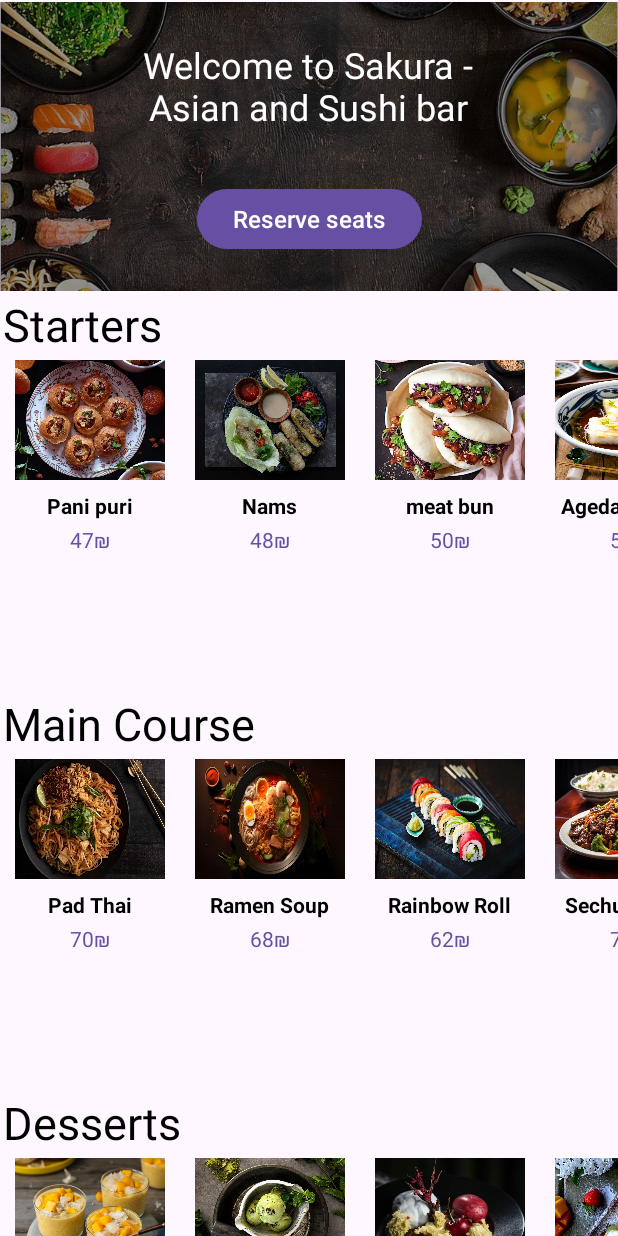
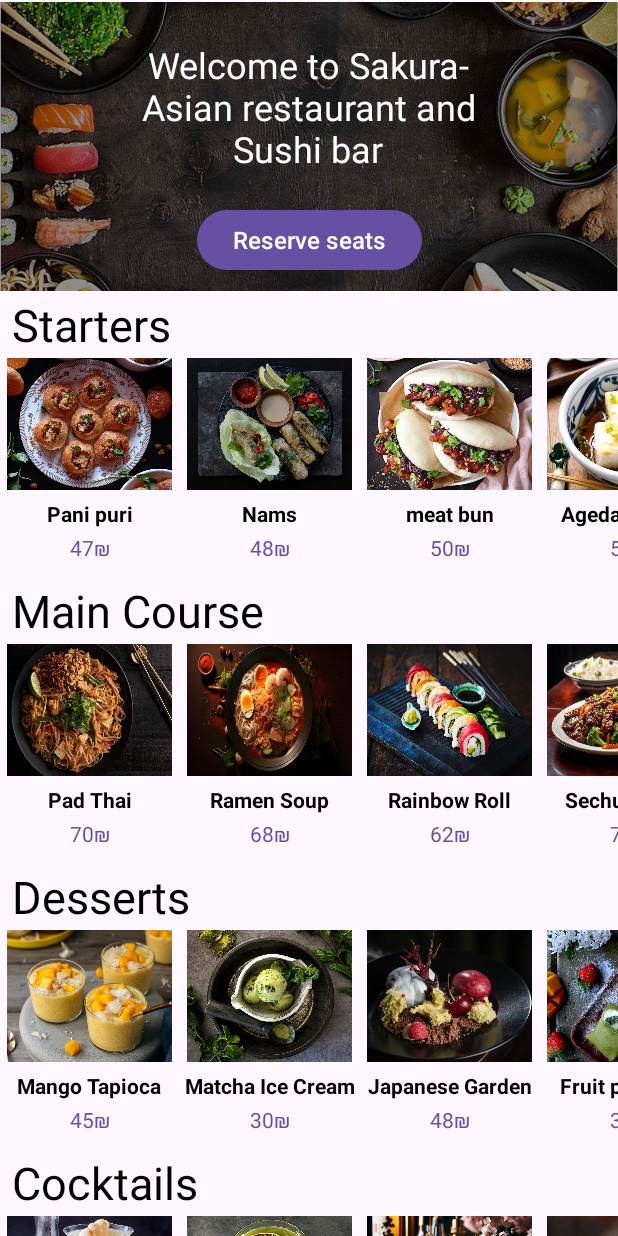
Before and after one commit to NoaErben/sushi-restaurant-kotlin, an Android app: the screen it shows after launch (MainActivity2), on a phone screen of 412 x 824 dp. Run offline under Robolectric (Android 15) with nearby library versions, the phone set to English and light mode, and no system bars; Roboto replaces fonts that are not available here; 2 statements that could not run were skipped.

Commit message:
fixed spaces between each dish type and fixed the hebrew layout

```diff
--- a/app/src/main/java/com/example/sushirestaurant/MainActivity1.kt
+++ b/app/src/main/java/com/example/sushirestaurant/MainActivity1.kt
@@ -6,32 +6,34 @@ import android.os.Handler
 import android.view.animation.AnimationUtils
 import android.widget.ImageView
 import androidx.appcompat.app.AppCompatActivity
+import java.util.*
 
 class MainActivity1 : AppCompatActivity() {
     private val handler = Handler()
 
     override fun onCreate(savedInstanceState: Bundle?) {
         super.onCreate(savedInstanceState)
-
-        // Set the layout for this activity
         setContentView(R.layout.activity_main1)
-        val slideRightAnim = AnimationUtils.loadAnimation(
-            applicationContext,
-            R.anim.slide_right
-        )
 
         val nigiri_img = findViewById<ImageView>(R.id.nigiri_icon)
-        nigiri_img.startAnimation(slideRightAnim)
 
-        // Use Handler to delay execution of code for 3000 milliseconds (3 seconds)
+        // Get the current locale
+        val currentLocale = Locale.getDefault().language
+
+        // Load the appropriate animation based on the locale
+        val slideAnim = if (currentLocale == "he") {
+            // Load the RTL animation for Hebrew
+            AnimationUtils.loadAnimation(applicationContext, R.anim.slide_right_rtl)
+        } else {
+            // Load the default LTR animation for other languages
+            AnimationUtils.loadAnimation(applicationContext, R.anim.slide_right)
+        }
+
+        nigiri_img.startAnimation(slideAnim)
+
         handler.postDelayed({
-            // Create an Intent to start MainActivity2
             val intent = Intent(this@MainActivity1, MainActivity2::class.java)
-
-            // Start MainActivity2
             startActivity(intent)
-
-            // Finish current activity to prevent user from going back to it
             finish()
         }, 2350)
     }
--- a/app/src/main/res/anim/slide_right.xml
+++ b/app/src/main/res/anim/slide_right_rtl.xml
@@ -4,7 +4,6 @@
         android:duration="3000"
         android:fromXDelta="0%"
         android:fromYDelta="0%"
-        android:toXDelta="110%"
+        android:toXDelta="-100%"
         android:toYDelta="0%" />
-
 </set>
--- a/app/src/main/res/layout/activity_main2.xml
+++ b/app/src/main/res/layout/activity_main2.xml
@@ -2,7 +2,10 @@
 <ScrollView xmlns:android="http://schemas.android.com/apk/res/android"
     xmlns:app="http://schemas.android.com/apk/res-auto"
     android:layout_width="match_parent"
-    android:layout_height="match_parent">
+    android:layout_height="match_parent"
+    android:textDirection="locale"
+    android:textAlignment="viewStart"
+    >
 
     <androidx.constraintlayout.widget.ConstraintLayout
         android:id="@+id/main"
@@ -44,7 +47,7 @@
                 android:layout_weight="3"
                 android:layout_height="wrap_content"
                 android:layout_margin="25dp"
-                android:layout_marginStart="25dp"
+                android:layout_marginEnd="25dp"
                 android:layout_marginTop="96dp"
                 android:layout_marginBottom="10dp"
                 android:fontFamily="@font/actor"
@@ -68,8 +71,7 @@
             android:id="@+id/reserve_seats"
             android:layout_width="wrap_content"
             android:layout_height="wrap_content"
-            android:layout_marginTop="16dp"
-            android:layout_marginBottom="24dp"
+            android:layout_marginBottom="10dp"
             android:text="@string/reserve_seats"
             android:textAllCaps="false"
             android:textColor="@color/white"
@@ -92,6 +94,7 @@
             android:text="@string/starters"
             android:textColor="@color/black"
             android:textSize="30sp"
+            android:paddingStart="6dp"
             app:layout_constraintEnd_toEndOf="@+id/background_image"
             app:layout_constraintHorizontal_bias="0.0"
             app:layout_constraintStart_toStartOf="@+id/background_image"
@@ -168,6 +171,7 @@
             android:text="@string/main_course"
             android:textColor="@color/black"
             android:textSize="30sp"
+            android:paddingStart="6dp"
             app:layout_constraintEnd_toEndOf="@+id/hor_scroll_starters"
             app:layout_constraintHorizontal_bias="0.0"
             app:layout_constraintStart_toStartOf="@+id/background_image"
@@ -224,7 +228,7 @@
                     app:descriptionText="@string/sechuan_beef_description"
                     app:imageSrc="@drawable/sechuan_beef"
                     app:labelColor="@color/black"
-                    app:labelText="Sechuan Beef"
+                    app:labelText="@string/sechuan_beef_label"
                     app:price = "71₪" />
             </LinearLayout>
         </HorizontalScrollView>
@@ -240,6 +244,7 @@
             android:text="@string/desserts"
             android:textColor="@color/black"
             android:textSize="30sp"
+            android:paddingStart="6dp"
             app:layout_constraintEnd_toEndOf="@+id/hor_scroll_main_course"
             app:layout_constraintHorizontal_bias="0.0"
             app:layout_constraintStart_toStartOf="@+id/background_image"
@@ -314,6 +319,7 @@
             android:text="@string/cocktails"
             android:textColor="@color/black"
             android:textSize="30sp"
+            android:paddingStart="6dp"
             app:layout_constraintEnd_toEndOf="@+id/hor_scroll_desserts"
             app:layout_constraintHorizontal_bias="0.0"
             app:layout_constraintStart_toStartOf="@+id/background_image"
@@ -386,6 +392,7 @@
             android:text="@string/soft_drinks"
             android:textColor="@color/black"
             android:textSize="30sp"
+            android:paddingStart="6dp"
             app:layout_constraintEnd_toEndOf="@+id/hor_scroll_cocktails"
             app:layout_constraintHorizontal_bias="0.0"
             app:layout_constraintStart_toStartOf="@+id/background_image"
--- a/app/src/main/res/layout/dish_view.xml
+++ b/app/src/main/res/layout/dish_view.xml
@@ -8,9 +8,9 @@
 
     <ImageView
         android:id="@+id/image_view"
-        android:layout_width="100dp"
-        android:layout_height="80dp"
-        android:layout_margin="3dp"
+        android:layout_width="110dp"
+        android:layout_height="88dp"
+        android:layout_margin="2dp"
         android:scaleType="fitXY" />
 
     <TextView
@@ -32,23 +32,8 @@
         android:id="@+id/descriptionText"
         android:layout_width="match_parent"
         android:layout_height="wrap_content"
-        android:textSize="12sp"
-        android:layout_marginTop="2dp"
-        android:textAlignment="center"
-        android:lines="6" />
+        android:textSize="5sp"
+        android:textAlignment="center" />
 
-    <!-- This initially hidden ImageView holds the zoomed version of
-         the preceding images. Without transformations applied, it fills the entire
-         screen. To achieve the zoom animation, this view's bounds are animated
-         from the bounds of the preceding thumbnail button to its final laid-out
-         bounds.
-         -->
-
-    <ImageView
-        android:id="@+id/expanded_image"
-        android:layout_width="match_parent"
-        android:layout_height="match_parent"
-        android:visibility="invisible"/>
-<!--        android:contentDescription="@string/description_zoom_touch_close" />-->
 
 </LinearLayout>
--- a/app/src/main/res/values/strings.xml
+++ b/app/src/main/res/values/strings.xml
@@ -1,6 +1,6 @@
 <resources>
     <string name="app_name" translatable="true">SushiRestaurant</string>
-    <string name="welcome_to_sakura_asian_and_sushi_bar">Welcome to Sakura - Asian and Sushi bar</string>
+    <string name="welcome_to_sakura_asian_and_sushi_bar">Welcome to Sakura- Asian restaurant and Sushi bar</string>
     <string name="reserve_seats">Reserve seats</string>
     <string name="starters">Starters</string>
     <string name="main_course">Main Course</string>
```
Also changed, not shown: app/src/main/AndroidManifest.xml (+5 -11 lines), app/src/main/res/layout/activity_main1.xml (+14 -12 lines), app/src/main/res/drawable/agedashi_tofu.jpeg.
